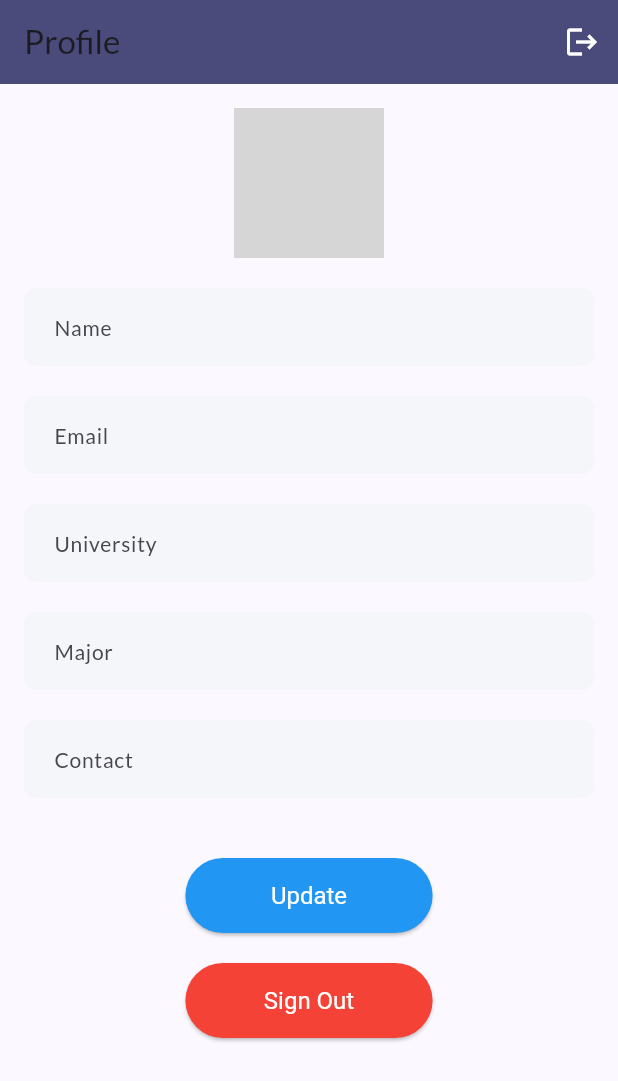
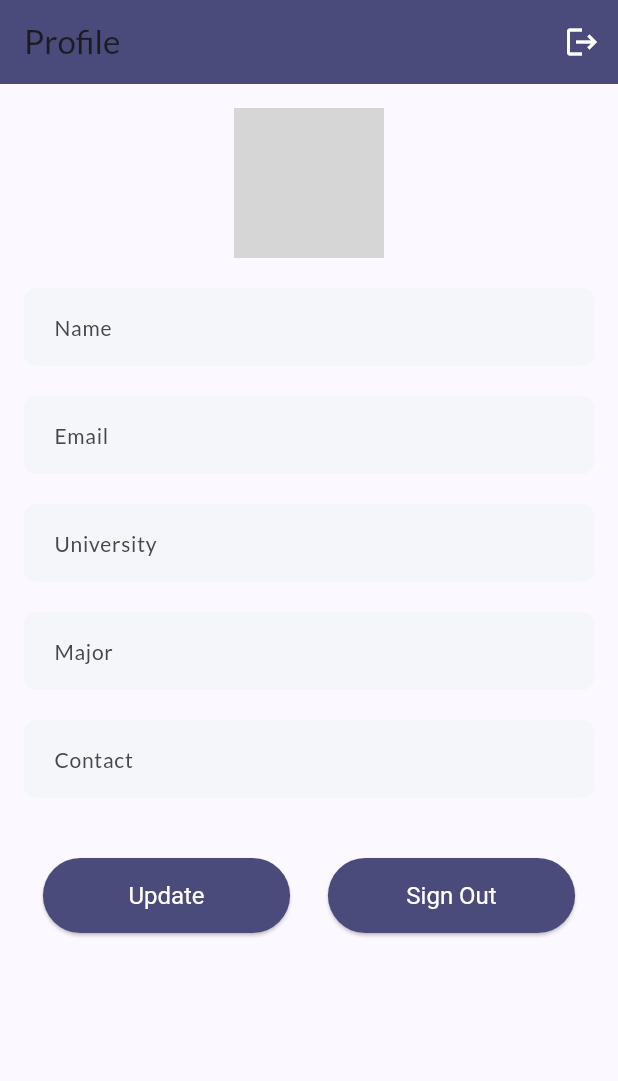
Before and after one commit to abdulrahmanyaqoup/Tareeqak-App, a Flutter app: the HomeScreen screen opened directly, on a phone screen of 412 x 824 dp. Shown: the top 1081 px of the screen. Run offline on Flutter 3.47's test engine with Material 3 defaults, Android fonts, the phone set to English and light mode, and no system bars; our stand-ins replace cached_network_image, flutter_dotenv, flutter_riverpod, google_fonts, image_picker, pin_code_fields and 1 more; accounts and stored records are empty; network calls fail; grey boxes are pictures that could not be loaded.

Commit message:
profile fix style

```diff
--- a/lib/Screens/user/profile.dart
+++ b/lib/Screens/user/profile.dart
@@ -153,10 +153,15 @@ class _HomeScreenState extends ConsumerState<HomeScreen> {
               obscureText: false,
             ),
             const SizedBox(height: 40),
+            Row(
+              mainAxisAlignment: MainAxisAlignment.spaceEvenly,
+              children: [
                 ElevatedButton(
                   onPressed: () => updateUser(context, ref),
                   style: ButtonStyle(
-                backgroundColor: MaterialStateProperty.all(Colors.blue),
+                    backgroundColor: WidgetStateProperty.all(
+                  Theme.of(context).primaryColor,
+                ),
                     textStyle: MaterialStateProperty.all(
                       const TextStyle(color: Colors.white),
                     ),
@@ -173,7 +178,9 @@ class _HomeScreenState extends ConsumerState<HomeScreen> {
                 ElevatedButton(
                   onPressed: () => signOutUser(context, ref),
                   style: ButtonStyle(
-                backgroundColor: MaterialStateProperty.all(Colors.red),
+                    backgroundColor: WidgetStateProperty.all(
+                  Theme.of(context).primaryColor,
+                ),
                     textStyle: MaterialStateProperty.all(
                       const TextStyle(color: Colors.white),
                     ),
@@ -188,6 +195,8 @@ class _HomeScreenState extends ConsumerState<HomeScreen> {
                 ),
               ],
             ),
+          ],
+        ),
       ),
     );
   }
--- a/lib/Screens/user/signup_optional.dart
+++ b/lib/Screens/user/signup_optional.dart
@@ -148,13 +148,13 @@ class _SignupOptionalScreenState extends ConsumerState<SignupOptionalScreen> {
             ElevatedButton(
               onPressed: signupUser,
               style: ButtonStyle(
-                backgroundColor: MaterialStateProperty.all(
+                backgroundColor: WidgetStateProperty.all(
                   Theme.of(context).primaryColor,
                 ),
-                textStyle: MaterialStateProperty.all(
+                textStyle: WidgetStateProperty.all(
                   const TextStyle(color: Colors.white),
                 ),
-                minimumSize: MaterialStateProperty.all(
+                minimumSize: WidgetStateProperty.all(
                   Size(MediaQuery.of(context).size.width / 2.5, 50),
                 ),
               ),
--- a/lib/Screens/volunteers.dart
+++ b/lib/Screens/volunteers.dart
@@ -78,9 +78,7 @@ class VolunteerCard extends StatelessWidget {
       child: ListTile(
         leading: CircleAvatar(
           radius: 25,
-          backgroundImage: NetworkImage(user.userProps.image.isNotEmpty
-              ? '${dotenv.env['uri']}/${user.userProps.image}'
-              : 'https://via.placeholder.com/150'),
+          backgroundImage: NetworkImage('${dotenv.env['uri']}/${user.userProps.image}'),
         ),
         title: Text(user.name),
         subtitle: Column(
```
Lines whose indentation alone changed are shown as unchanged.
